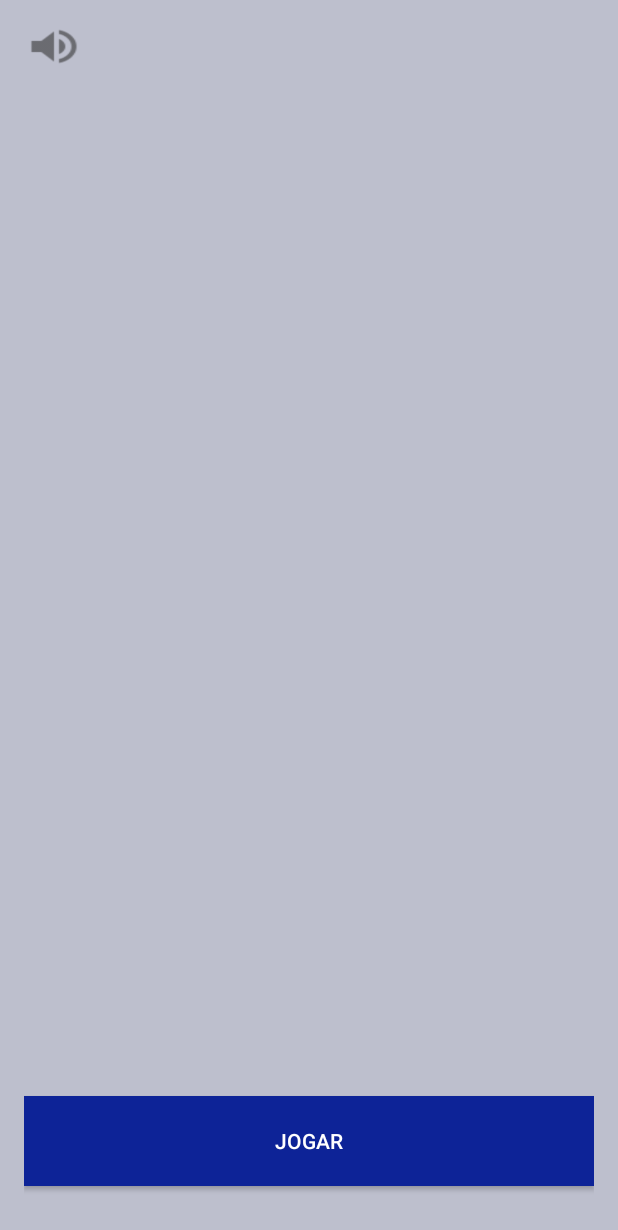
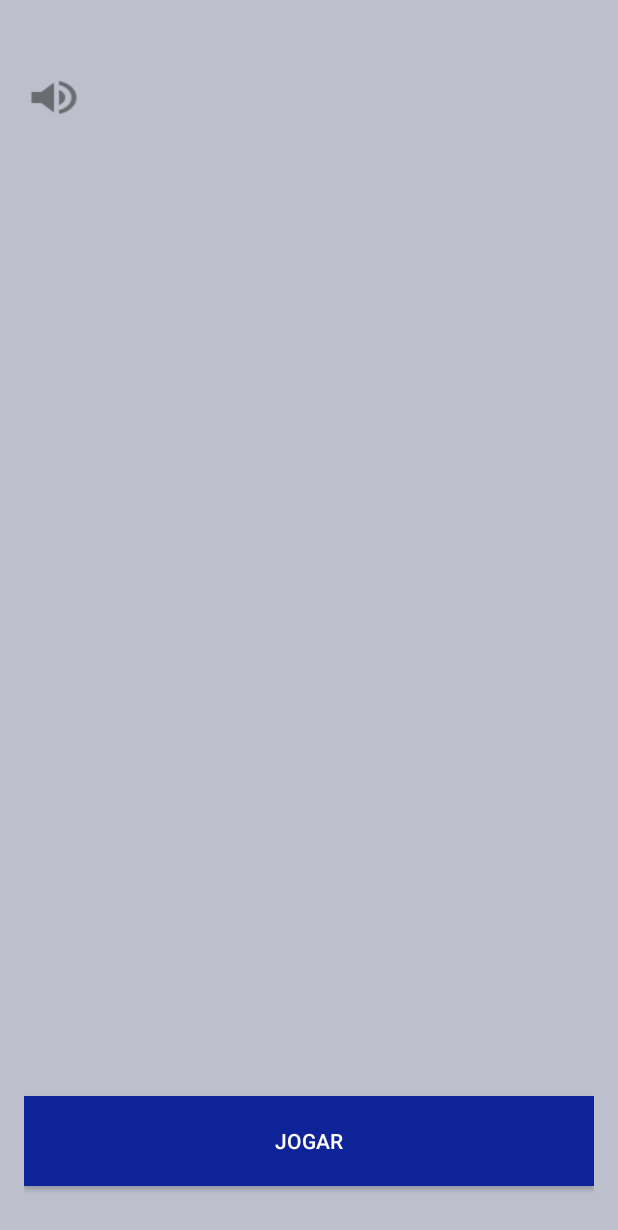
Before and after one commit to miltongneto/GameVoice, an Android app: the screen it shows after launch (MainActivity), after a tap on an icon or button, on a phone screen of 412 x 824 dp. Shown: the top 1230 px of the screen. Run offline under Robolectric (Android 15) with nearby library versions, the phone set to English and light mode, and no system bars; our stand-ins replace ButterKnife.

Commit message:
alteracoes pra o som funcionar

```diff
--- a/app/src/main/java/com/projeto/milton/multimidia/MainActivity.java
+++ b/app/src/main/java/com/projeto/milton/multimidia/MainActivity.java
@@ -6,7 +6,7 @@ import android.media.MediaPlayer;
 import android.os.Bundle;
 import android.view.View;
 import android.widget.Button;
-import android.widget.RelativeLayout;
+import android.widget.ImageButton;
 
 import com.projeto.milton.multimidia.ui.VoiceRecognitionTeste;
 
@@ -19,10 +19,11 @@ public class MainActivity extends Activity {
     @InjectView(R.id.main_btn_jogar)
     Button btn_speech;
     @InjectView(R.id.mudo)
-    RelativeLayout layoutMudo;
+    ImageButton imgMudo;
     MediaPlayer mediaPlayer;
 
     private boolean recognizarOn;
+    private boolean tocar;
 
     private static final int REQUEST_CODE = 123;
 
@@ -34,14 +35,20 @@ public class MainActivity extends Activity {
 
         ButterKnife.inject(this);
 
+        tocar=false;
         recognizarOn = false;
-        mediaPlayer = MediaPlayer.create(this,R.raw.musica_abertura);
-        mediaPlayer.start();
-        mediaPlayer.setLooping(true);
-        layoutMudo.setOnClickListener(new View.OnClickListener() {
+
+        play_music();
+
+        imgMudo.setOnClickListener(new View.OnClickListener() {
             @Override
             public void onClick(View v) {
+                if(tocar=true){
                 mudo();
+                }
+                else {
+                    play_music();
+                }
             }
         });
 
@@ -53,7 +60,19 @@ public class MainActivity extends Activity {
         startActivity(intent);
     }
     public void mudo(){
+        if (tocar==true){
         mediaPlayer.stop();
+        tocar=false;
+        }
+    }
+    public void play_music(){
+        if(tocar==false){
+            mediaPlayer = MediaPlayer.create(this,R.raw.musica_abertura);
+            mediaPlayer.start();
+            mediaPlayer.setLooping(true);
+            tocar=true;
+        }
+
     }
 
 
--- a/app/src/main/res/layout/activity_main.xml
+++ b/app/src/main/res/layout/activity_main.xml
@@ -22,9 +22,12 @@
         android:layout_alignParentStart="true"
         android:layout_marginBottom="17dp" />
 
-        <RelativeLayout
-            android:id="@+id/mudo"
-            android:layout_width="40dp"
-            android:layout_height="30dp"
-            android:background="@drawable/som"></RelativeLayout>
+    <ImageButton
+        android:id="@+id/mudo"
+        android:layout_width="40dp"
+        android:layout_height="30dp"
+        android:background="@drawable/som"
+        android:layout_marginTop="34dp"
+        android:layout_alignParentTop="true"
+        android:layout_alignParentStart="true" />
 </RelativeLayout>
```
